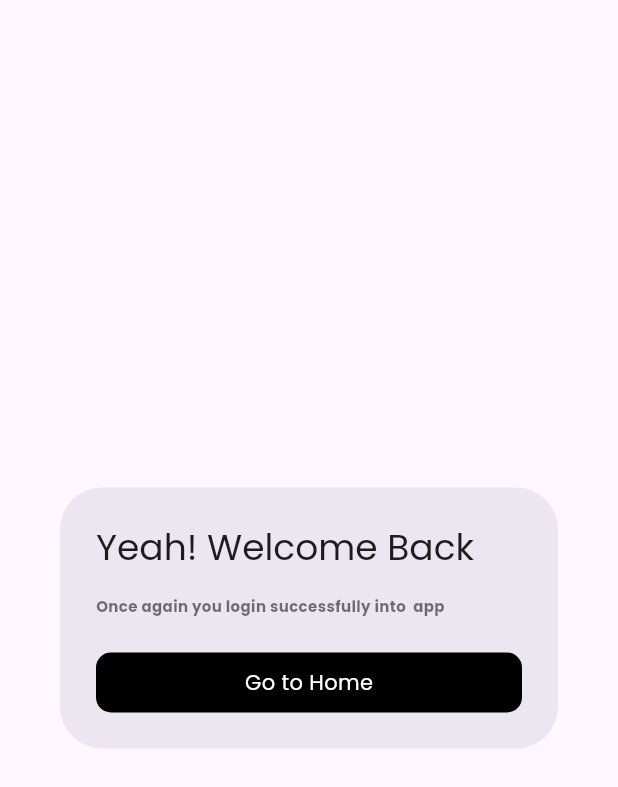
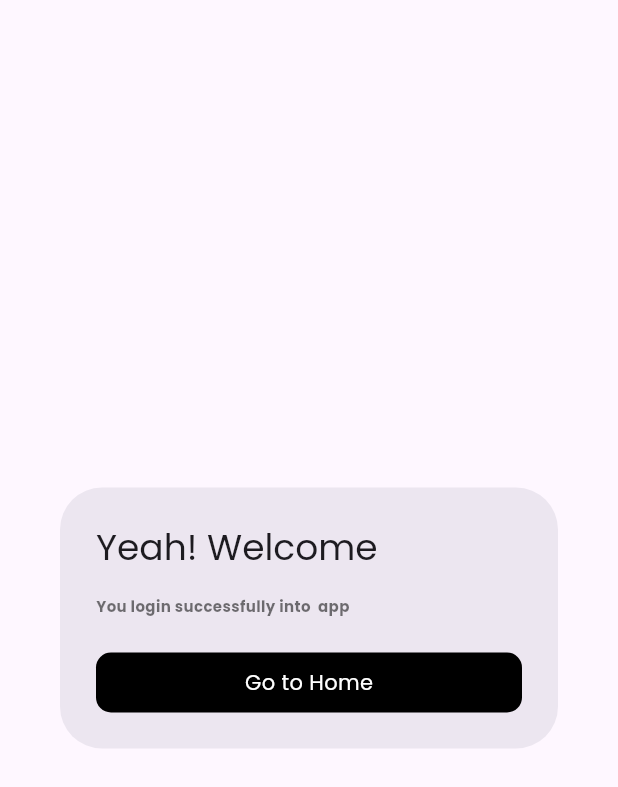
Before and after one commit to AbdhulFathir/SpaceX, a Flutter app: the DialogBox widget shown alone on an empty page, opened directly, on a phone screen of 412 x 824 dp. Shown: the top 787 px of the screen. Run offline on Flutter 3.47's test engine with Material 3 defaults, Android fonts, the phone set to English and light mode, and no system bars; our stand-ins replace device_preview, firebase_auth, firebase_core, glassmorphism, google_fonts, google_sign_in and 3 more; accounts and stored records are empty.

Commit message:
changes in Success dialog box

```diff
--- a/lib/features/SpaceX/presentation/pages/dialog_box.dart
+++ b/lib/features/SpaceX/presentation/pages/dialog_box.dart
@@ -12,8 +12,8 @@ class _DialogBoxState extends State<DialogBox> {
   @override
   Widget build(BuildContext context) {
     return AlertDialog(
-      title: const Text('Yeah! Welcome Back'),
-      content: const Text('Once again you login successfully into  app',
+      title: const Text('Yeah! Welcome '),
+      content: const Text('You login successfully into  app',
           style: TextStyle(
               fontSize: 10,
               fontWeight: FontWeight.bold,
```
